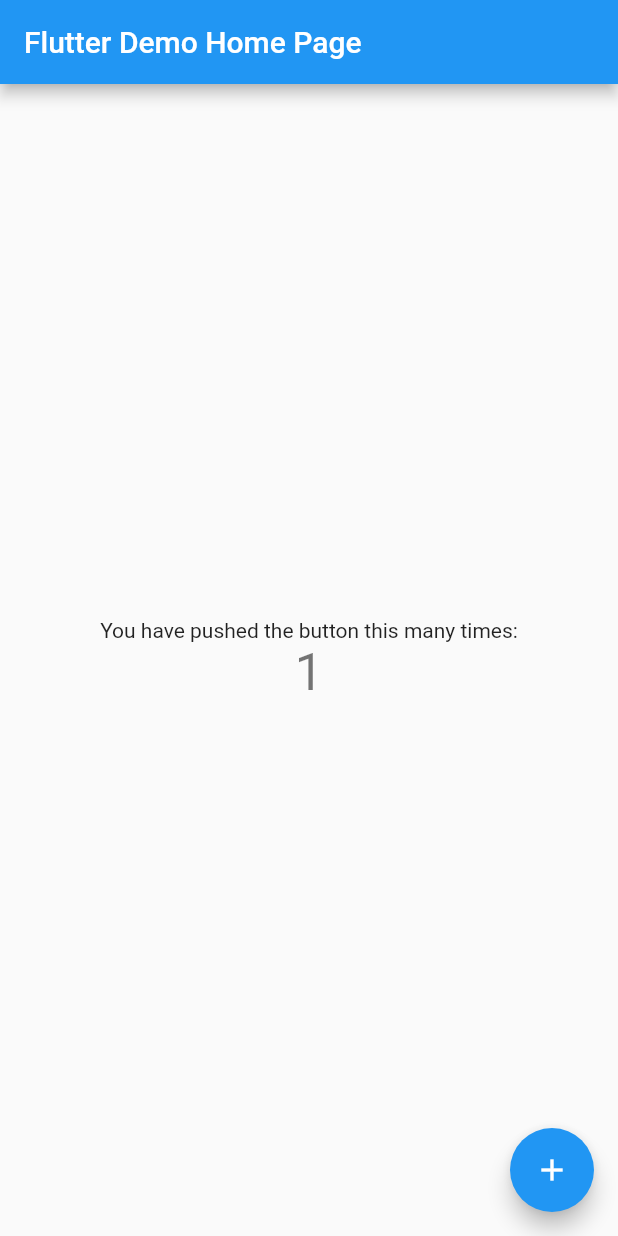
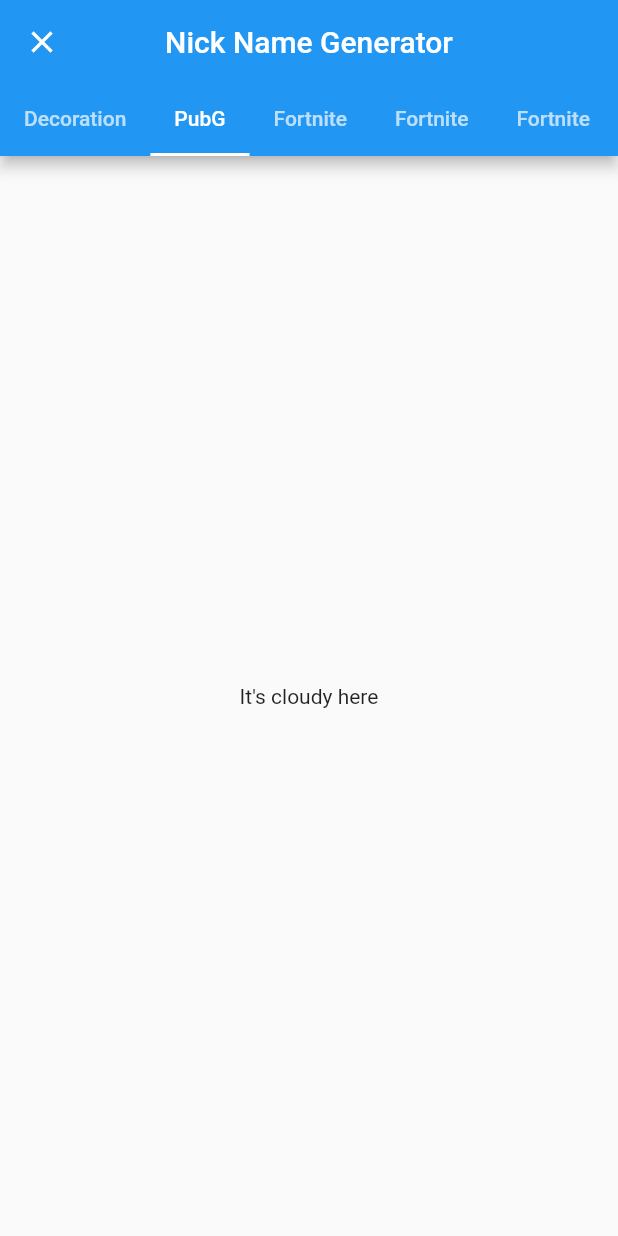
Before and after one commit to nooralibutt/easy_nickname, a Flutter app: the screen it shows after launch, after a tap on the "add" icon, on a phone screen of 412 x 824 dp. Run offline on Flutter 3.47's test engine with Material 2 defaults, Android fonts, the phone set to English and light mode, and no system bars.

Commit message:
adds tab screen

```diff
--- a/example/lib/main.dart
+++ b/example/lib/main.dart
@@ -1,3 +1,4 @@
+import 'package:easy_nickname/easy_nickname.dart';
 import 'package:flutter/material.dart';
 
 void main() {
@@ -29,12 +30,9 @@ class MyHomePage extends StatefulWidget {
 }
 
 class _MyHomePageState extends State<MyHomePage> {
-  int _counter = 0;
-
   void _incrementCounter() {
-    setState(() {
-      _counter++;
-    });
+    Navigator.of(context).push(MaterialPageRoute(
+        builder: (context) => const NickNameScreen(), fullscreenDialog: true));
   }
 
   @override
@@ -43,20 +41,7 @@ class _MyHomePageState extends State<MyHomePage> {
       appBar: AppBar(
         title: Text(widget.title),
       ),
-      body: Center(
-        child: Column(
-          mainAxisAlignment: MainAxisAlignment.center,
-          children: <Widget>[
-            const Text(
-              'You have pushed the button this many times:',
-            ),
-            Text(
-              '$_counter',
-              style: Theme.of(context).textTheme.headline4,
-            ),
-          ],
-        ),
-      ),
+      body: const Text('Some Text'),
       floatingActionButton: FloatingActionButton(
         onPressed: _incrementCounter,
         tooltip: 'Increment',
--- a/lib/easy_nickname.dart
+++ b/lib/easy_nickname.dart
@@ -1 +1,3 @@
 library easy_nickname;
+
+export 'package:easy_nickname/src/screens/nick_name_screen.dart';
--- /dev/null
+++ b/lib/src/screens/nick_name_screen.dart
@@ -0,0 +1,45 @@
+import 'package:flutter/material.dart';
+
+class NickNameScreen extends StatefulWidget {
+  const NickNameScreen({Key? key}) : super(key: key);
+
+  @override
+  State<NickNameScreen> createState() => _NickNameScreenState();
+}
+
+class _NickNameScreenState extends State<NickNameScreen> {
+  @override
+  Widget build(BuildContext context) {
+    return DefaultTabController(
+      initialIndex: 1,
+      length: 6,
+      child: Scaffold(
+        appBar: AppBar(
+          title: const Text('Nick Name Generator'),
+          centerTitle: true,
+          bottom: const TabBar(
+            isScrollable: true,
+            tabs: <Widget>[
+              Tab(text: "Decoration"),
+              Tab(text: "PubG"),
+              Tab(text: "Fortnite"),
+              Tab(text: "Fortnite"),
+              Tab(text: "Fortnite"),
+              Tab(text: "Fortnite"),
+            ],
+          ),
+        ),
+        body: const TabBarView(
+          children: <Widget>[
+            Center(child: Text("It's cloudy here")),
+            Center(child: Text("It's cloudy here")),
+            Center(child: Text("It's cloudy here")),
+            Center(child: Text("It's cloudy here")),
+            Center(child: Text("It's cloudy here")),
+            Center(child: Text("It's cloudy here")),
+          ],
+        ),
+      ),
+    );
+  }
+}
```
Also changed, not shown: 1 other file.
